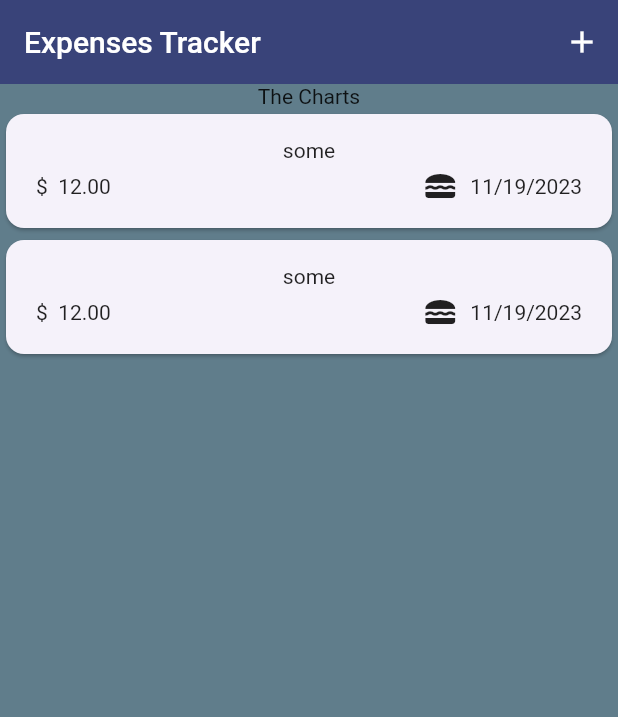
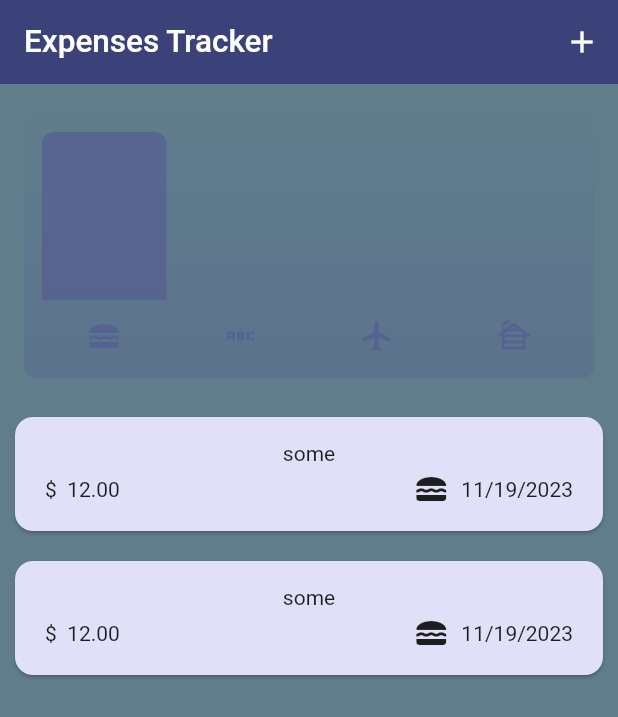
Before and after one commit to vasanthmn1/flutter1, a Flutter app: the screen it shows after launch, on a phone screen of 412 x 824 dp. Shown: the top 717 px of the screen. Run offline on Flutter 3.47's test engine with Material 2 defaults, Android fonts, the phone set to English and light mode, and no system bars; our stand-ins replace google_fonts.

Commit message:
expense tracker app completed

```diff
--- a/expenses_tracker/lib/main.dart
+++ b/expenses_tracker/lib/main.dart
@@ -11,22 +11,49 @@
   @override
   Widget build(BuildContext context) {
     var kColorScheme =
-        ColorScheme.fromSeed(seedColor: Color.fromARGB(255, 54, 89, 244));
+        ColorScheme.fromSeed(seedColor: Color.fromARGB(255, 0, 47, 255));
+
+    // dark
+
+    var kDarkColorSchema =
+        ColorScheme.fromSeed(seedColor: Color.fromARGB(255, 1, 11, 56));
     return MaterialApp(
       title: 'Flutter Demo',
       debugShowCheckedModeBanner: false,
+      darkTheme: ThemeData.dark().copyWith(
+        useMaterial3: true,
+        colorScheme: kDarkColorSchema,
+        textTheme: ThemeData().textTheme.copyWith(
+            titleSmall: TextStyle(color: const Color.fromARGB(255, 255, 17, 0)),
+            titleLarge: const TextStyle(fontSize: 21),
+            bodySmall: TextStyle(color: const Color.fromARGB(255, 255, 17, 0))),
+        cardTheme: CardTheme(
+            color: kDarkColorSchema.primary, margin: const EdgeInsets.all(10)),
+        elevatedButtonTheme: ElevatedButtonThemeData(
+            style: ElevatedButton.styleFrom(
+                foregroundColor: kDarkColorSchema.primary,
+                backgroundColor: kDarkColorSchema.primaryContainer)),
+      ),
+
       theme: ThemeData().copyWith(
           colorScheme: kColorScheme,
           useMaterial3: true,
           appBarTheme: const AppBarTheme().copyWith(
               backgroundColor: kColorScheme.onPrimaryContainer,
               foregroundColor: Colors.white),
-          scaffoldBackgroundColor: Colors.blueGrey),
+          cardTheme: CardTheme(
+              color: kColorScheme.secondaryContainer,
+              margin: const EdgeInsets.all(10)),
+          scaffoldBackgroundColor: Colors.blueGrey,
+          elevatedButtonTheme: ElevatedButtonThemeData(
+              style: ElevatedButton.styleFrom(
+                  backgroundColor: kColorScheme.primaryContainer)),
+          textTheme: ThemeData().textTheme.copyWith(
+              titleLarge: const TextStyle(fontSize: 21),
+              bodySmall:
+                  TextStyle(color: const Color.fromARGB(255, 255, 17, 0)))),
 
-      // theme: ThemeData(
-      //   colorScheme: ColorScheme.fromSeed(seedColor: Colors.deepPurple),
-      //   useMaterial3: true,
-      // ),
+      themeMode: ThemeMode.light, // deflate
       home: const Expenses(),
     );
   }
--- a/expenses_tracker/lib/models/expense.dart
+++ b/expenses_tracker/lib/models/expense.dart
@@ -1,3 +1,4 @@
+import 'package:flutter/foundation.dart';
 import 'package:flutter/material.dart';
 import 'package:intl/intl.dart';
 
@@ -34,3 +35,24 @@
     return formatter.format(date);
   }
 }
+
+class ExpenseBucket {
+  ExpenseBucket({required this.category, required this.expenses});
+
+  final Category category;
+  final List<Expense> expenses;
+
+  ExpenseBucket.forCategory(List<Expense> allExpense, this.category)
+      : expenses = allExpense
+            .where((element) => element.category == category)
+            .toList();
+
+  double get totalExpenses {
+    double sum = 0;
+
+    for (final expenses in expenses) {
+      sum += expenses.amount;
+    }
+    return sum;
+  }
+}
--- /dev/null
+++ b/expenses_tracker/lib/widgets/chart/chart.dart
@@ -0,0 +1,95 @@
+import 'package:expenses_tracker/models/expense.dart';
+import 'package:expenses_tracker/widgets/chart/chart_bar.dart';
+import 'package:flutter/material.dart';
+
+class Chart extends StatelessWidget {
+  const Chart({super.key, required this.expenses});
+
+  final List<Expense> expenses;
+
+  List<ExpenseBucket> get buckets {
+    return [
+      ExpenseBucket.forCategory(expenses, Category.food),
+      ExpenseBucket.forCategory(expenses, Category.leisure),
+      ExpenseBucket.forCategory(expenses, Category.travel),
+      ExpenseBucket.forCategory(expenses, Category.work),
+    ];
+  }
+
+  double get maxTotalExpense {
+    double maxTotalExpense = 0;
+
+    for (final bucket in buckets) {
+      print(bucket.totalExpenses);
+      if (bucket.totalExpenses > maxTotalExpense) {
+        maxTotalExpense = bucket.totalExpenses;
+      }
+    }
+
+    return maxTotalExpense;
+  }
+
+  @override
+  Widget build(BuildContext context) {
+    final isDarkMode =
+        MediaQuery.of(context).platformBrightness == Brightness.dark;
+    return Container(
+      margin: const EdgeInsets.all(16),
+      padding: const EdgeInsets.symmetric(
+        vertical: 16,
+        horizontal: 8,
+      ),
+      width: double.infinity,
+      height: 180,
+      decoration: BoxDecoration(
+        borderRadius: BorderRadius.circular(8),
+        gradient: LinearGradient(
+          colors: [
+            Theme.of(context).colorScheme.primary.withOpacity(0.3),
+            Theme.of(context).colorScheme.primary.withOpacity(0.0)
+          ],
+          begin: Alignment.bottomCenter,
+          end: Alignment.topCenter,
+        ),
+      ),
+      child: Column(
+        children: [
+          Expanded(
+            child: Row(
+              crossAxisAlignment: CrossAxisAlignment.end,
+              children: [
+                for (final bucket in buckets) // alternative to map()
+                  ChartBar(
+                    fill: bucket.totalExpenses == 0
+                        ? 0
+                        : bucket.totalExpenses / maxTotalExpense,
+                  )
+              ],
+            ),
+          ),
+          const SizedBox(height: 12),
+          Row(
+            children: buckets
+                .map(
+                  (bucket) => Expanded(
+                    child: Padding(
+                      padding: const EdgeInsets.symmetric(horizontal: 4),
+                      child: Icon(
+                        categoryIcons[bucket.category],
+                        color: isDarkMode
+                            ? Theme.of(context).colorScheme.secondary
+                            : Theme.of(context)
+                                .colorScheme
+                                .primary
+                                .withOpacity(0.7),
+                      ),
+                    ),
+                  ),
+                )
+                .toList(),
+          )
+        ],
+      ),
+    );
+  }
+}
--- /dev/null
+++ b/expenses_tracker/lib/widgets/chart/chart_bar.dart
@@ -0,0 +1,34 @@
+import 'package:flutter/material.dart';
+
+class ChartBar extends StatelessWidget {
+  const ChartBar({
+    super.key,
+    required this.fill,
+  });
+
+  final double fill;
+
+  @override
+  Widget build(BuildContext context) {
+    final isDarkMode =
+        MediaQuery.of(context).platformBrightness == Brightness.dark;
+    return Expanded(
+      child: Padding(
+        padding: const EdgeInsets.symmetric(horizontal: 4),
+        child: FractionallySizedBox(
+          heightFactor: fill,
+          child: DecoratedBox(
+            decoration: BoxDecoration(
+              shape: BoxShape.rectangle,
+              borderRadius:
+                  const BorderRadius.vertical(top: Radius.circular(8)),
+              color: isDarkMode
+                  ? Theme.of(context).colorScheme.secondary
+                  : Theme.of(context).colorScheme.primary.withOpacity(0.65),
+            ),
+          ),
+        ),
+      ),
+    );
+  }
+}
--- a/expenses_tracker/lib/widgets/expenses.dart
+++ b/expenses_tracker/lib/widgets/expenses.dart
@@ -1,3 +1,4 @@
+import 'package:expenses_tracker/widgets/chart/chart.dart';
 import 'package:expenses_tracker/widgets/expenses_list/expenses_list.dart';
 import 'package:expenses_tracker/models/expense.dart';
 import 'package:expenses_tracker/widgets/new_expense.dart';
@@ -27,6 +28,7 @@
   void _openAddExpenseOverlay(ctx) {
     showModalBottomSheet(
         isScrollControlled: true,
+        backgroundColor: ThemeData.dark().primaryColor,
         context: context,
         builder: (ctx) {
           return NewExpense(
@@ -85,7 +87,7 @@
             icon: const Icon(Icons.add))
       ]),
       body: Column(children: [
-        const Text("The Charts"),
+        Chart(expenses: _registerExpenses),
         // list of expenses
         Expanded(child: mainContent)
       ]),
--- a/expenses_tracker/lib/widgets/expenses_list/expenses_item.dart
+++ b/expenses_tracker/lib/widgets/expenses_list/expenses_item.dart
@@ -12,7 +12,7 @@
       child: Padding(
         padding: const EdgeInsets.symmetric(horizontal: 20, vertical: 16),
         child: Column(children: [
-          Text(expense.title),
+          Text(expense.title, style: ThemeData().textTheme.titleLarge),
           const SizedBox(
             height: 4,
           ),
--- a/expenses_tracker/lib/widgets/expenses_list/expenses_list.dart
+++ b/expenses_tracker/lib/widgets/expenses_list/expenses_list.dart
@@ -14,6 +14,10 @@
         itemBuilder: (context, index) {
           // remove expense
           return Dismissible(
+              background: Container(
+                color: Theme.of(context).colorScheme.error.withOpacity(0.50),
+                margin: const EdgeInsets.all(14),
+              ),
               onDismissed: (direction) {
                 remove(expense[index]);
               },
```
